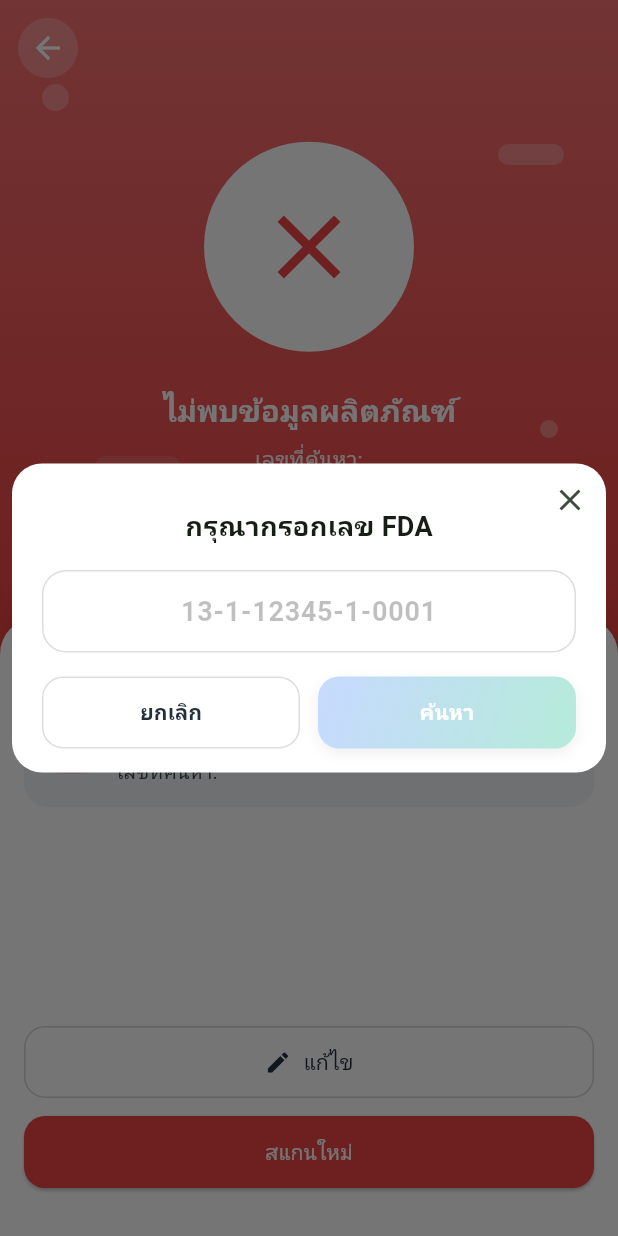
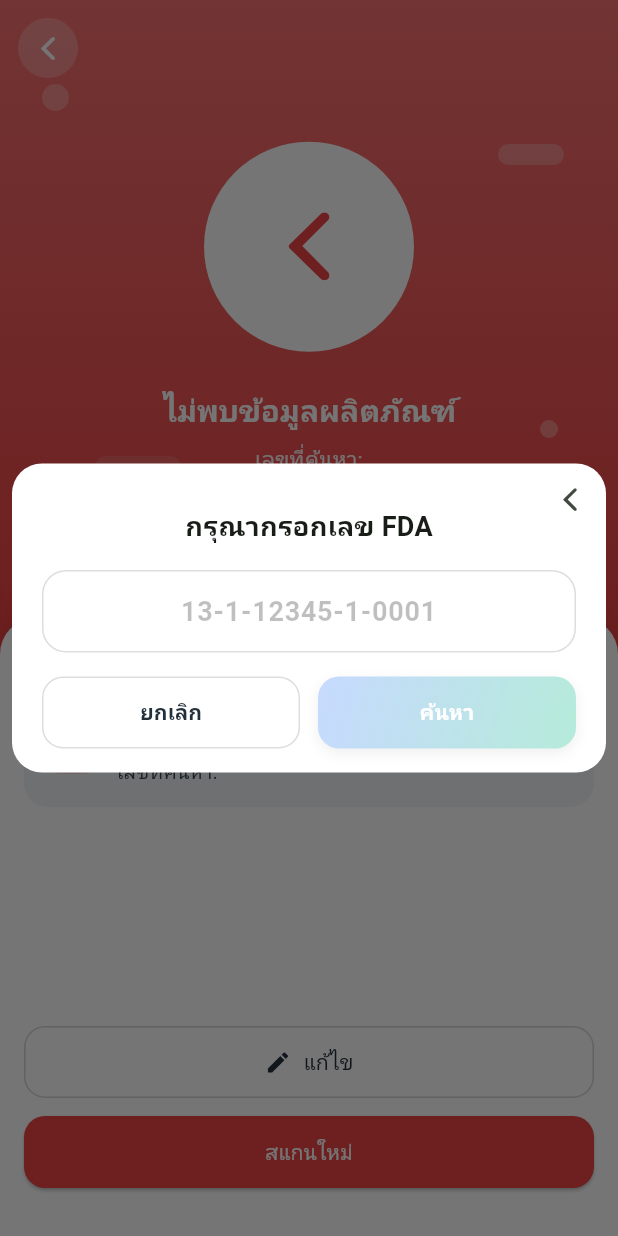
Before and after one commit to PharmaLink-Dev/Flutter-Mobile, a Flutter app: the FdaNotFoundScreen screen opened directly with empty values, after a tap on "แก้ไข", on a phone screen of 412 x 824 dp. Run offline on Flutter 3.47's test engine with Material 3 defaults, Android fonts, the phone set to English and light mode, and no system bars; our stand-ins replace camera, flutter_dotenv, font_awesome_flutter, go_router, hive, hive_flutter and 2 more; missing offline and left inert: crop_your_image, google_mlkit_text_recognition; accounts and stored records are empty.

Commit message:
fix: icon arrow to back

```diff
--- a/app/lib/features/fda_scan/presentation/fda_not_found_screen.dart
+++ b/app/lib/features/fda_scan/presentation/fda_not_found_screen.dart
@@ -1,6 +1,7 @@
 import 'package:flutter/material.dart';
 import 'package:app/features/fda_scan/presentation/fda_flow_service.dart';
 import 'widgets/fda_input_dialog.dart';
+import 'package:flutter/cupertino.dart';
 
 class FdaNotFoundScreen extends StatelessWidget {
   final String scannedRaw;
@@ -53,7 +54,7 @@ class FdaNotFoundScreen extends StatelessWidget {
                           color: Colors.white,
                         ),
                         child: const Center(
-                          child: Icon(Icons.close, size: 72, color: Color(0xFFEF4444)),
+                          child: Icon(CupertinoIcons.back, size: 72, color: Color(0xFFEF4444)),
                         ),
                       ),
                       const SizedBox(height: 24),
@@ -185,7 +186,7 @@ class FdaNotFoundScreen extends StatelessWidget {
                   style: const ButtonStyle(
                     backgroundColor: MaterialStatePropertyAll(Colors.white24),
                   ),
-                  icon: const Icon(Icons.arrow_back, color: Colors.white),
+                  icon: const Icon(CupertinoIcons.back, color: Colors.white),
                   onPressed: () => Navigator.of(context).maybePop(),
                 ),
               ),
--- a/app/lib/features/fda_scan/presentation/fda_success_screen.dart
+++ b/app/lib/features/fda_scan/presentation/fda_success_screen.dart
@@ -1,5 +1,6 @@
 import 'package:flutter/material.dart';
 import 'widgets/fda_result_bottom_sheet.dart';
+import 'package:flutter/cupertino.dart';
 
 class FdaSuccessScreen extends StatelessWidget {
   final Map<String, String?> data;
@@ -96,7 +97,7 @@ class FdaSuccessScreen extends StatelessWidget {
                   style: const ButtonStyle(
                     backgroundColor: MaterialStatePropertyAll(Colors.white24),
                   ),
-                  icon: const Icon(Icons.arrow_back, color: Colors.white),
+                  icon: const Icon(CupertinoIcons.back, color: Colors.white),
                   onPressed: () => Navigator.of(context).maybePop(),
                 ),
               ),
--- a/app/lib/features/fda_scan/presentation/widgets/fda_input_dialog.dart
+++ b/app/lib/features/fda_scan/presentation/widgets/fda_input_dialog.dart
@@ -1,5 +1,6 @@
 import 'package:flutter/material.dart';
 import 'package:flutter/services.dart';
+import 'package:flutter/cupertino.dart';
 
 /// Shows the FDA number input dialog and returns the entered text,
 /// or null if the user cancels.
@@ -153,7 +154,7 @@ Future<String?> showFdaInputDialog(BuildContext context) async {
                       visualDensity: VisualDensity.compact,
                       splashRadius: 18,
                       onPressed: () => Navigator.of(ctx).pop(),
-                      icon: const Icon(Icons.close),
+                      icon: const Icon(CupertinoIcons.back),
                     ),
                   ),
                 ],
--- a/app/lib/features/ingredient/presentation/confirmation_page.dart
+++ b/app/lib/features/ingredient/presentation/confirmation_page.dart
@@ -10,6 +10,7 @@ import 'package:hive_flutter/hive_flutter.dart';
 import 'package:app/features/history/data/scan_history.dart';
 import 'package:app/features/history/data/history_ingredient.dart';
 import 'dart:typed_data';
+import 'package:flutter/cupertino.dart';
 
 class ConfirmationPage extends StatefulWidget {
   final List<Ingredient> ingredients;
@@ -291,7 +292,7 @@ class _IngredientList extends StatelessWidget {
                   ),
                 ),
                 IconButton(
-                  icon: const Icon(Icons.close),
+                  icon: const Icon(CupertinoIcons.back),
                   color: AppColors.primary,
                   tooltip: 'ลบ',
                   onPressed: () => onRemove(index),
--- a/app/lib/features/scan/presentation/widgets/scan_page_template.dart
+++ b/app/lib/features/scan/presentation/widgets/scan_page_template.dart
@@ -5,6 +5,7 @@ import 'package:image_picker/image_picker.dart';
 import 'package:go_router/go_router.dart';
 import 'package:app/shared/app_colors.dart';
 import 'aurora_bg.dart';
+import 'package:flutter/cupertino.dart';
 
 typedef OnCaptured = Future<void> Function(Uint8List bytes, String fileName);
 
@@ -373,7 +374,7 @@ class _PlainHeader extends StatelessWidget {
       ),
       child: Row(
         children: [
-          _RoundIconButton(icon: Icons.arrow_back, onTap: onBack),
+          _RoundIconButton(icon: CupertinoIcons.back, onTap: onBack),
           const SizedBox(width: 8),
           Expanded(
             child: Text(
```
